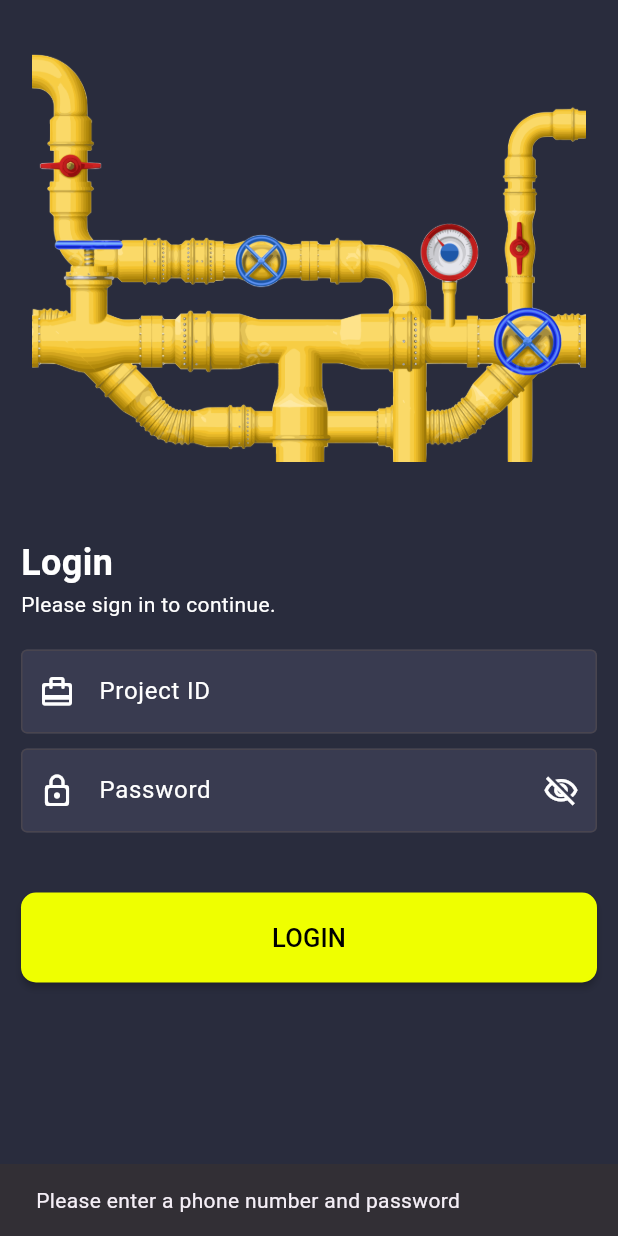
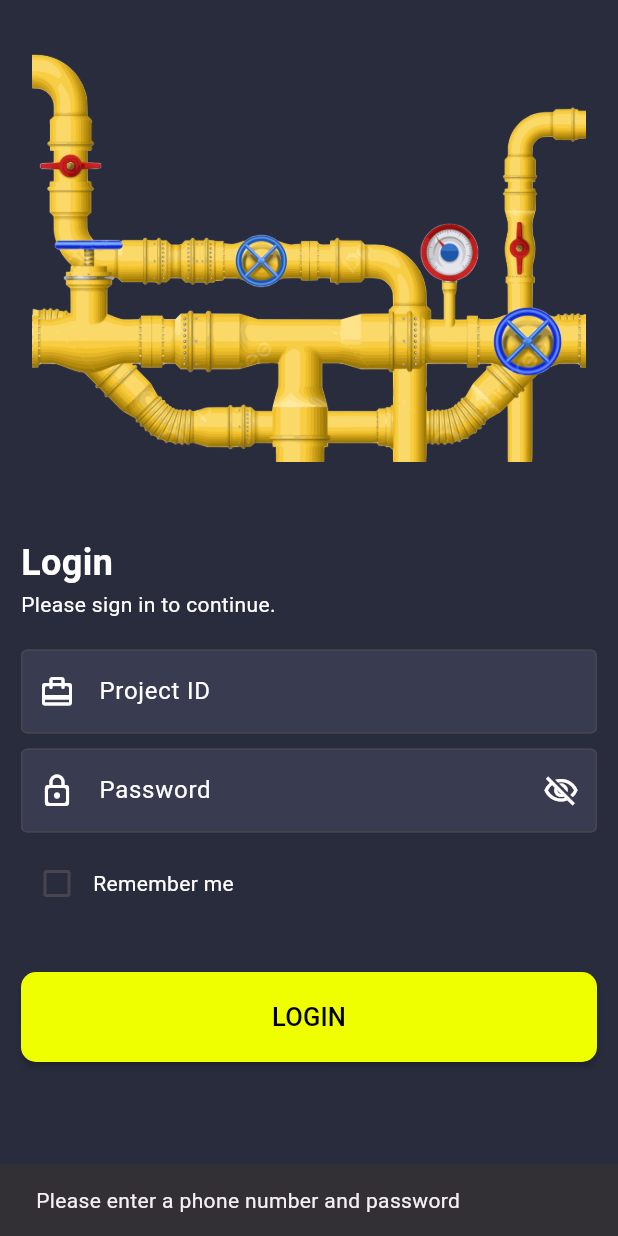
Before and after one commit to DeepVaghasiya15/Gas-Leakage-Survey, a Flutter app: the screen it shows after launch, after a tap on "LOGIN", on a phone screen of 412 x 824 dp. Run offline on Flutter 3.47's test engine with Material 3 defaults, Android fonts, the light colour scheme and no system bars; our stand-ins replace camera, dropdown_button2, firebase_core, firebase_storage, flutter_secure_storage, geocoding and 6 more; missing offline and left inert: flutter_vibrate; accounts and stored records are empty.

Commit message:
Remember me option in login screen

```diff
--- a/lib/screens/login/login_screen_new.dart
+++ b/lib/screens/login/login_screen_new.dart
@@ -7,6 +7,7 @@
 import 'package:gas_leakage_survey/screens/login/user_profiles_screen.dart';
 import 'package:http/http.dart' as http;
 import 'package:gas_leakage_survey/model/tokenModel.dart';
+import 'package:shared_preferences/shared_preferences.dart';
 import '../../data/raise_ticket_data.dart';
 import '../../shared_preference.dart';
 
@@ -25,13 +26,28 @@
   final _phoneController = TextEditingController();
   final _passwordController = TextEditingController();
   bool _passwordVisible = false;
+  bool _saveCredentials = false;
 
+  @override
+  void initState() {
+    super.initState();
+    _loadCredentials();
+  }
 
   @override
   void dispose() {
     _phoneController.dispose();
     _passwordController.dispose();
     super.dispose();
+  }
+
+  Future<void> _loadCredentials() async {
+    final prefs = await SharedPreferences.getInstance();
+    setState(() {
+      _phoneController.text = prefs.getString('savedProjectId') ?? '';
+      _passwordController.text = prefs.getString('savedPassword') ?? '';
+      _saveCredentials = prefs.getBool('saveCredentials') ?? false;
+    });
   }
 
   Future<void> _login() async {
@@ -76,6 +92,18 @@
         // Store the token in the secure storage.
         final secureStorage = FlutterSecureStorage();
         await secureStorage.write(key: 'token', value: token);
+
+        if (_saveCredentials) {
+          final prefs = await SharedPreferences.getInstance();
+          await prefs.setString('savedProjectId', phoneNumber);
+          await prefs.setString('savedPassword', password);
+          await prefs.setBool('saveCredentials', true);
+        } else {
+          final prefs = await SharedPreferences.getInstance();
+          await prefs.remove('savedProjectId');
+          await prefs.remove('savedPassword');
+          await prefs.setBool('saveCredentials', false);
+        }
 
         Navigator.pushReplacement(context, MaterialPageRoute(builder: (context) => UserProfileScreen()));
         SharedPreferencesHelper.saveLoginState(true);
@@ -202,7 +230,27 @@
                     },
                   ),
                 ),
-                const SizedBox(height: 40),
+                const SizedBox(height: 10),
+                Padding(
+                  padding: const EdgeInsets.symmetric(horizontal: 14.0),
+                  child: Row(
+                    children: [
+                      Checkbox(
+                        value: _saveCredentials,
+                        onChanged: (bool? newValue) {
+                          setState(() {
+                            _saveCredentials = newValue ?? false;
+                          });
+                        },
+                      ),
+                      const Text(
+                        'Remember me',
+                        style: TextStyle(color: Colors.white),
+                      ),
+                    ],
+                  ),
+                ),
+                const SizedBox(height: 35),
                 Padding(
                   padding: const EdgeInsets.symmetric(horizontal: 14.0),
                   child: MaterialButton(
```
